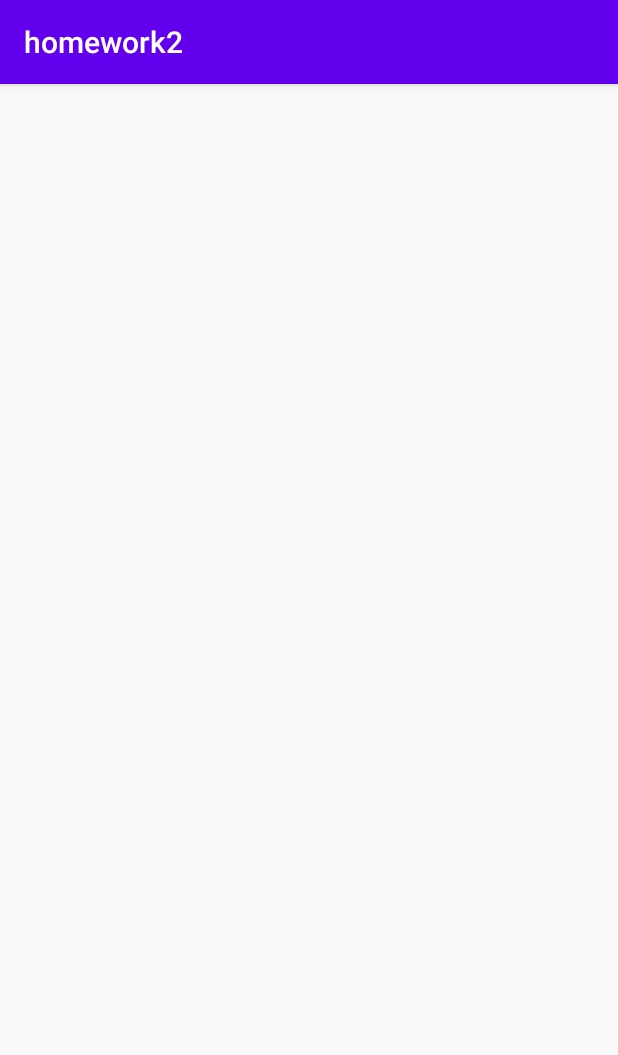
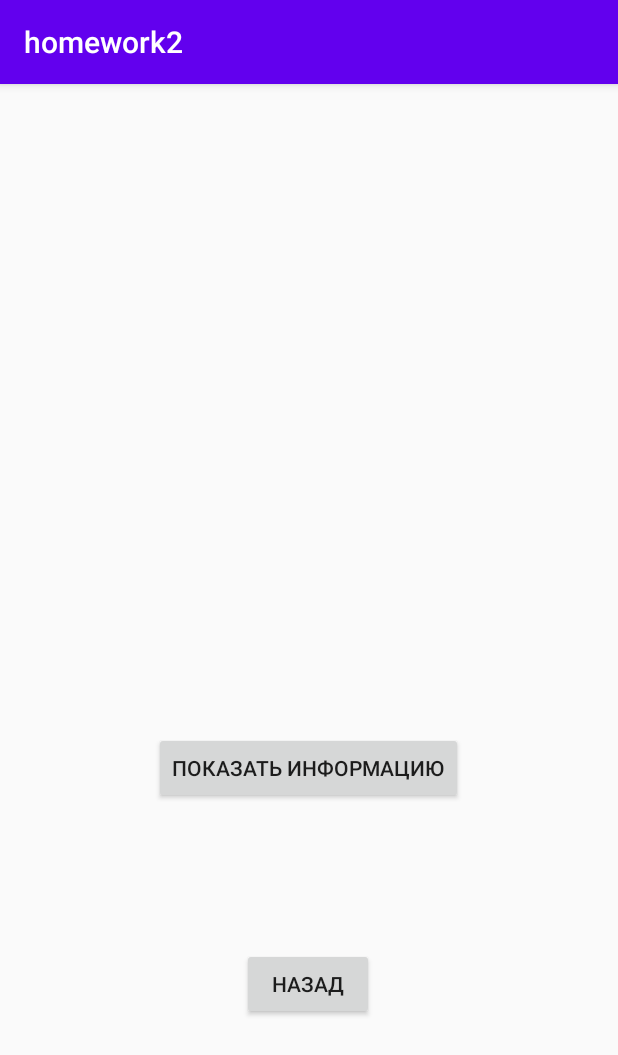
Before and after one commit to azartx/Homework1, an Android app: the SecondActivity screen opened directly, with no data from a screen before it, on a phone screen of 412 x 824 dp. Shown: the top 1055 px of the screen. Run offline under Robolectric (Android 15) with nearby library versions, the phone set to English and light mode, and no system bars; 5 statements that could not run were skipped.

Commit message:
upgrade project. correcting

```diff
--- a/homework2/src/main/java/com/app/homework2/MainActivity.java
+++ b/homework2/src/main/java/com/app/homework2/MainActivity.java
@@ -10,7 +10,6 @@ import java.util.ArrayList;
 import java.util.Random;
 
 public class MainActivity extends AppCompatActivity {
-
 
     @Override
     protected void onCreate(Bundle savedInstanceState) {
@@ -33,32 +32,39 @@ public class MainActivity extends AppCompatActivity {
     }
 
     private static void fillArrayList(ArrayList<Integer> list) {
-
         Random rand = new Random();
 
-        list.add(rand.nextInt(499) + 1);
+        int range = rand.nextInt(rand.nextInt(9998) + 1) + 1;
+        int whileNumber = rand.nextInt(499) + 1;
+        if (whileNumber % 2 != 0) {
+            ++whileNumber;
+        }
+
+        list.add(rand.nextInt(range) + 1);
 
         int randomNumber;
         int counter = 0;
 
         // Цикл для заполнения списка.
         do {
-            randomNumber = rand.nextInt(499) + 1;
+            randomNumber = rand.nextInt(range) + 1;
 
             // Проверяем, имеется ли копия числа в списке.
+            // Каждый раз, когда находит копию - возвращается в начало листа и проверяет новое число
             for (int i = 0; i < list.size(); ) {
                 if (list.get(i) == randomNumber) {
                     i = 0;
-                    randomNumber = rand.nextInt(499) + 1;
+                    randomNumber = rand.nextInt(range) + 1;
                 } else {
                     i++;
                 }
             }
 
+            // если не нашел копий после for, число добавляется в список
             list.add(randomNumber);
             ++counter;
 
-        } while (counter != 19);
+        } while (counter != whileNumber);
 
     }
 
--- a/homework2/src/main/java/com/app/homework2/SecondActivity.java
+++ b/homework2/src/main/java/com/app/homework2/SecondActivity.java
@@ -1,8 +1,11 @@
 package com.app.homework2;
 
+import android.annotation.SuppressLint;
 import android.content.Intent;
 import android.os.Bundle;
 import android.util.Log;
+import android.view.View;
+import android.widget.TextView;
 
 import androidx.appcompat.app.AppCompatActivity;
 
@@ -20,19 +23,52 @@ public class SecondActivity extends AppCompatActivity {
         super.onCreate(savedInstanceState);
         setContentView(R.layout.activity_second);
 
-        CentralComp subject = new CentralComp();
         ArrayList<Integer> numbers = getIntentData();
+        final TextView logOnScreen = findViewById(R.id.logView);
+
+
         if (numbers != null) {
+            logOnScreen.setText(numbers.toString());
+
             Log.i("TAG", "Нагенеренные числа:\n" + numbers.toString());
         } else {
             Log.i("TAG", "Your ArrayList is null");
         }
 
-        new MiddleArithmetical(subject);
-        new Summ(subject);
-        new Evil(subject);
+        CentralComp subject = new CentralComp();
 
-        subject.changeData(numbers);
+        final MiddleArithmetical average = new MiddleArithmetical(subject);
+        final Summ summ = new Summ(subject);
+        final Evil evil = new Evil(subject);
+
+        subject.changeData(numbers); // сразу отдаём команду обсерверу на уведомление подписчиков
+
+        findViewById(R.id.showInformation).setOnClickListener(new View.OnClickListener() {
+            @Override
+            public void onClick(View v) {
+                showInformation(logOnScreen, average, summ, evil);
+            }
+        });
+
+        findViewById(R.id.backOnMainActivity).setOnClickListener(new View.OnClickListener() {
+            @Override
+            public void onClick(View v) {
+                Intent intent = new Intent(SecondActivity.this, MainActivity.class);
+                startActivity(intent);
+            }
+        });
+
+    }
+
+    @SuppressLint("SetTextI18n")
+    private void showInformation(TextView logOnScreen, MiddleArithmetical average, Summ summ, Evil evil) {
+        // делаю кнопку неактивной после нажатия на нее и отображаю информацию в текст вью
+        // кнопка снова станет активной после смены UI
+        findViewById(R.id.showInformation).setClickable(false);
+
+        logOnScreen.setText(logOnScreen.getText() + "\n\nСумма всех чисел массива: " + summ.getSumm());
+        logOnScreen.setText(logOnScreen.getText() + "\n\nСреднее арифметическое: " + average.getAverage());
+        logOnScreen.setText(logOnScreen.getText() + "\n\nНепонятные фокусы с массивом: " + evil.getFirstPart());
 
     }
 
--- a/homework2/src/main/java/com/app/homework2/data/Evil.java
+++ b/homework2/src/main/java/com/app/homework2/data/Evil.java
@@ -9,17 +9,19 @@ import java.util.ArrayList;
 
 // Третий пункт задания..уточняю :D
 public class Evil implements Observer {
-    private Notifier notifier;
+
+    private int firstPart;
 
     public Evil(Notifier notifier) {
-        this.notifier = notifier;
         notifier.addObserver(this);
     }
 
+    public int getFirstPart() {
+        return firstPart;
+    }
+
     public void update(ArrayList<Integer> numbers) {
-        int firstPart = 0;
         int secondPart = 0;
-        int finishPart = 0;
 
         // Обработка первой части массива
         for (int i = 0; i < numbers.size() / 2; i++) {
@@ -30,16 +32,12 @@ public class Evil implements Observer {
         for (int i = numbers.size() / 2 + 1; i < numbers.size(); i++) {
             secondPart -= numbers.get(i);
         }
-        // Пока что деление работает не правильно.
-        finishPart = firstPart / (secondPart);
+        firstPart /= (secondPart); // деление двух частей друг на друга
 
-        show(finishPart, firstPart, secondPart);
+        show(firstPart);
     }
 
-
-    public void show(double average, int first, int second) {
-        Log.i("TAG", "Махинации с массивом: " + average + " " + first + " " + second);
+    public void show(int finishData) {
+        Log.i("TAG", "Махинации с массивом ( деление двух частей): " + finishData);
     }
-
-
 }
--- a/homework2/src/main/java/com/app/homework2/data/MiddleArithmetical.java
+++ b/homework2/src/main/java/com/app/homework2/data/MiddleArithmetical.java
@@ -8,31 +8,31 @@ import com.app.homework2.interfaces.Observer;
 import java.util.ArrayList;
 
 public class MiddleArithmetical implements Observer {
-    private Notifier notifier;
 
-    public MiddleArithmetical(Notifier notifier){
-        this.notifier = notifier;
+    private int average;
+
+    public MiddleArithmetical(Notifier notifier) {
         notifier.addObserver(this);
     }
 
+    public int getAverage() {
+        return average;
+    }
+
     public void update(ArrayList<Integer> numbers) {
-        int average = 0;
 
         for (int i = 0; i < numbers.size(); i++) {
             average += numbers.get(i);
         }
 
-        if (average != 0){
+        if (average != 0) {
             average /= numbers.size();
         }
-
         show(average);
     }
 
+    public void show(int average) {
+        Log.i("TAG", "Среднее арифметическое: " + average);
 
-    public void show(int average){
-        Log.i("TAG", "Среднее арифметическое: " + average);
     }
-
-
 }
--- a/homework2/src/main/java/com/app/homework2/data/Summ.java
+++ b/homework2/src/main/java/com/app/homework2/data/Summ.java
@@ -8,26 +8,28 @@ import com.app.homework2.interfaces.Observer;
 import java.util.ArrayList;
 
 public class Summ implements Observer {
-    private Notifier notifier;
 
-    public Summ(Notifier notifier){
-        this.notifier = notifier;
+    private int summ;
+
+    public Summ(Notifier notifier) {
         notifier.addObserver(this);
     }
 
+    public int getSumm() {
+        return summ;
+    }
+
     public void update(ArrayList<Integer> numbers) {
-        int average = 0;
 
         for (int i = 0; i < numbers.size(); i++) {
-            average += numbers.get(i);
+            summ += numbers.get(i);
         }
 
-        show(average);
+        show(summ);
     }
 
-
-    public void show(int average){
-        Log.i("TAG", "Сумма всех чисел массива: " + average);
+    public void show(int summ) {
+        Log.i("TAG", "Сумма всех чисел массива: " + summ);
     }
 
 
--- a/homework2/src/main/res/layout/activity_second.xml
+++ b/homework2/src/main/res/layout/activity_second.xml
@@ -6,4 +6,50 @@
     android:layout_height="match_parent"
     tools:context=".SecondActivity">
 
+    <ScrollView
+        android:id="@+id/activity_main"
+        android:layout_width="281dp"
+        android:layout_height="202dp"
+        app:layout_constraintBottom_toTopOf="@+id/showInformation"
+        app:layout_constraintEnd_toEndOf="parent"
+        app:layout_constraintStart_toStartOf="parent"
+        app:layout_constraintTop_toTopOf="parent">
+
+        <LinearLayout
+            android:layout_width="match_parent"
+            android:layout_height="wrap_content"
+            android:orientation="vertical">
+
+            <TextView
+                android:id="@+id/logView"
+                android:layout_width="wrap_content"
+                android:layout_height="wrap_content"
+                android:gravity="center" />
+        </LinearLayout>
+    </ScrollView>
+
+    <Button
+        android:id="@+id/showInformation"
+        android:layout_width="wrap_content"
+        android:layout_height="wrap_content"
+        android:text="@string/showInfo"
+        app:layout_constraintBottom_toBottomOf="parent"
+        app:layout_constraintEnd_toEndOf="parent"
+        app:layout_constraintHorizontal_bias="0.498"
+        app:layout_constraintStart_toStartOf="parent"
+        app:layout_constraintTop_toTopOf="parent"
+        app:layout_constraintVertical_bias="0.6" />
+
+    <Button
+        android:id="@+id/backOnMainActivity"
+        android:layout_width="wrap_content"
+        android:layout_height="wrap_content"
+        android:text="@string/back"
+        app:layout_constraintBottom_toBottomOf="parent"
+        app:layout_constraintEnd_toEndOf="parent"
+        app:layout_constraintHorizontal_bias="0.498"
+        app:layout_constraintStart_toStartOf="parent"
+        app:layout_constraintTop_toTopOf="parent"
+        app:layout_constraintVertical_bias="0.8" />
+
 </androidx.constraintlayout.widget.ConstraintLayout>
--- a/homework2/src/main/res/values/strings.xml
+++ b/homework2/src/main/res/values/strings.xml
@@ -1,4 +1,6 @@
 <resources>
     <string name="app_name">homework2</string>
     <string name="change">Change UI</string>
+    <string name="showInfo">Показать информацию</string>
+    <string name="back">Назад</string>
 </resources>
```
Also changed, not shown: homework2/src/main/java/com/app/homework2/data/CentralComp.java (+6 -5 lines).
